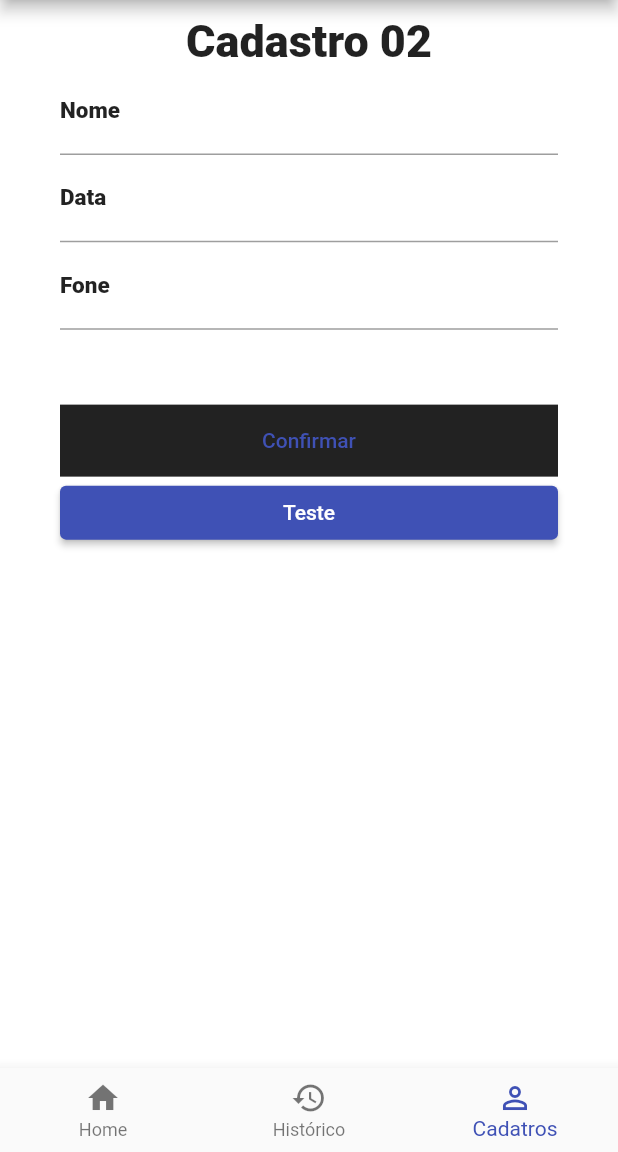
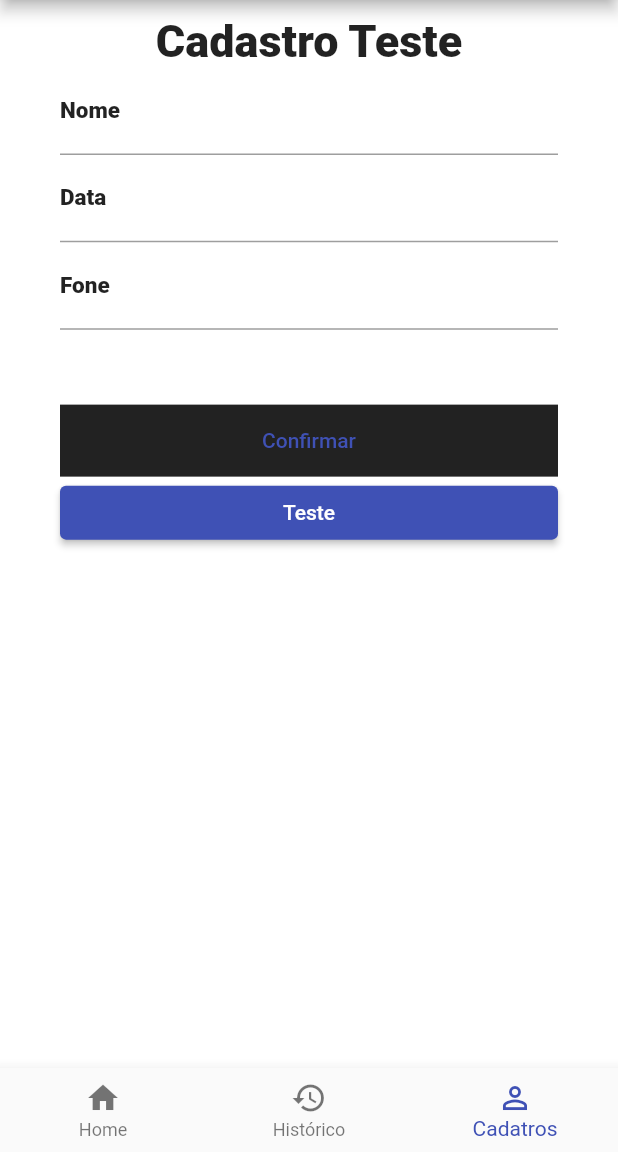
Before and after one commit to Bruno-rag/Rag_Projeto, a Flutter app: the screen it shows after launch, item 3 of the bottom bar chosen, on a phone screen of 412 x 824 dp, the part 84-1236 px from its top. Run offline on Flutter 3.47's test engine with Material 2 defaults, Android fonts, the phone set to English and light mode, and no system bars.

Commit message:
commit test

```diff
--- a/lib/pages/cadastro.page.dart
+++ b/lib/pages/cadastro.page.dart
@@ -22,7 +22,7 @@ class _CadastroPageState extends State<CadastroPage> {
           ),
           children: [
             Text(
-              "Cadastro 02",
+              "Cadastro Teste",
               textAlign: TextAlign.center,
               style: TextStyle(
                 color: Colors.black87,
```
